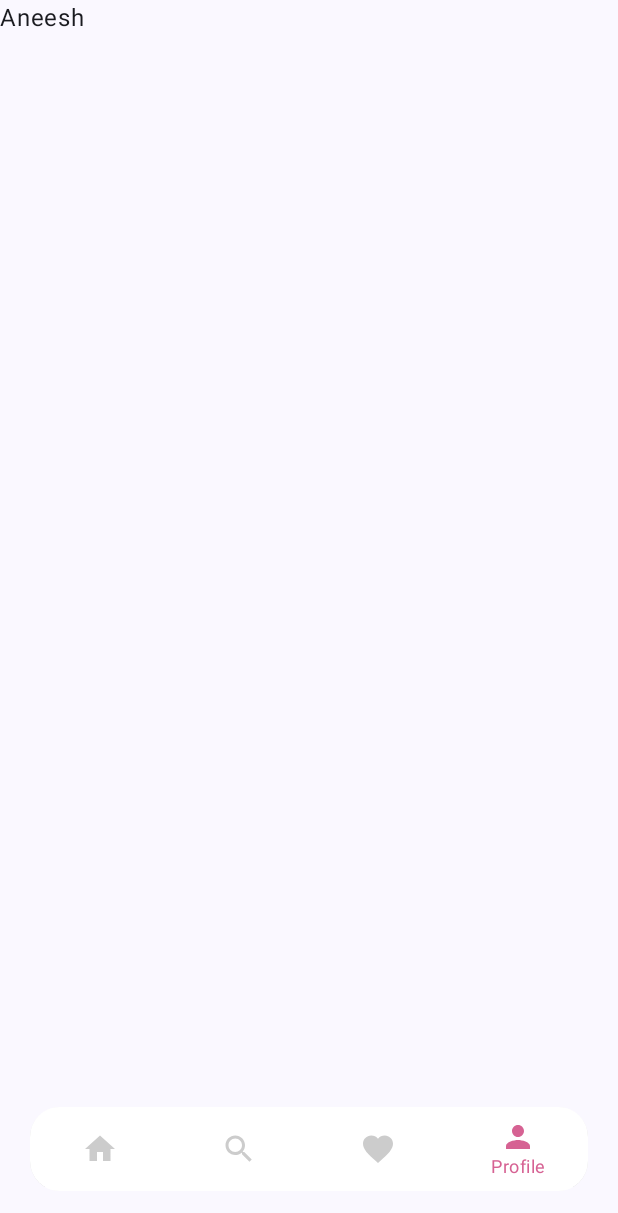
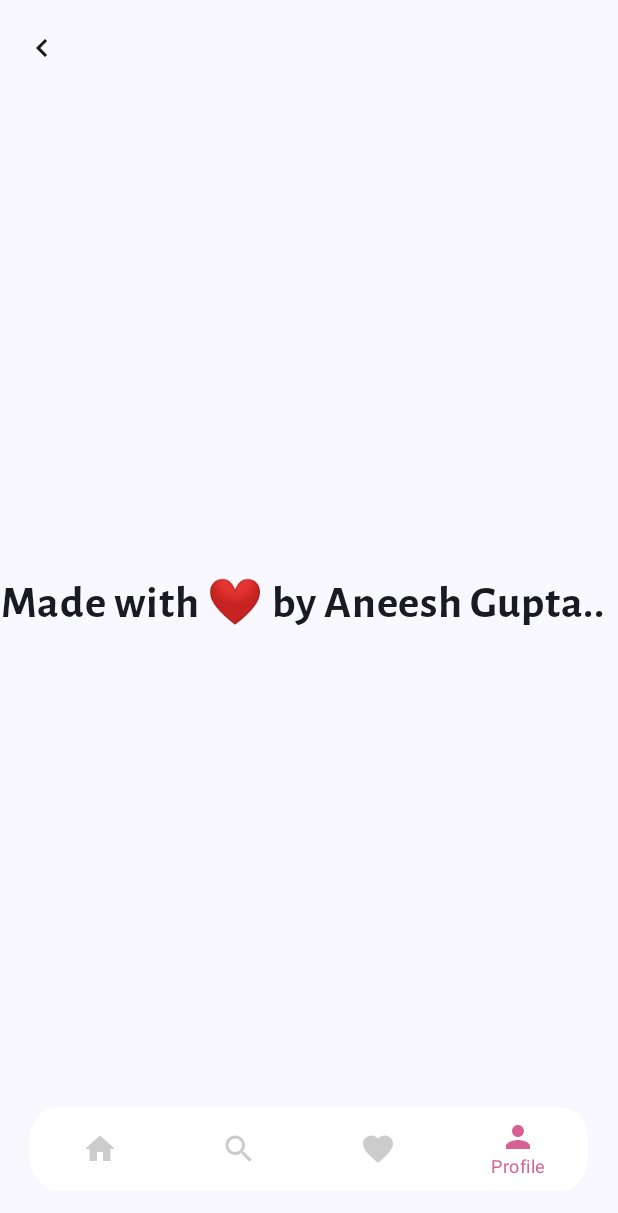
Before and after one commit to aneeshgupta25/JetMausam, an Android app built with Jetpack Compose: the AboutScreen screen opened through its navigation route, on a phone screen of 412 x 824 dp. Before the commit the part shown is almost empty. Shown: the top 1213 px of the screen. Run offline under Robolectric (Android 15) with nearby library versions, the phone set to English and light mode, and no system bars; our stand-ins replace Dagger/Hilt's generated code, Room's generated code.

Commit message:
Exception Handling, About Screen

```diff
--- a/app/src/main/java/com/example/jetmausam/navigation/BottomNavItem.kt
+++ b/app/src/main/java/com/example/jetmausam/navigation/BottomNavItem.kt
@@ -11,6 +11,6 @@ import com.example.jetmausam.navigation.MausamScreens
 enum class BottomNavItem(val icon: ImageVector, val label: String, val route: String) {
     Home(Icons.Default.Home, "Home", route = MausamScreens.MainScreen.name),
     Search(Icons.Default.Search, "Search", route = MausamScreens.SearchScreen.name),
-    Favourites(Icons.Default.Favorite, "Favourites", route = MausamScreens.FavoriteScreen.name),
+    Favourites(Icons.Default.Favorite, "Favs", route = MausamScreens.FavoriteScreen.name),
     Profile(Icons.Default.Person, "Profile", route = MausamScreens.AboutScreen.name)
 }
--- a/app/src/main/java/com/example/jetmausam/navigation/CustomBottomNavigation.kt
+++ b/app/src/main/java/com/example/jetmausam/navigation/CustomBottomNavigation.kt
@@ -44,11 +44,11 @@ fun CustomBottomNavigation(
             val navBackStackEntry by navController.currentBackStackEntryAsState()
             val currentRoute = navBackStackEntry?.destination?.route
             items.forEach { item ->
-                Log.d("Aneesh", "CustomBottomNavigation: ${item.route} ${currentRoute}")
                 BottomNavigationItem(
                     selected = currentRoute == item.route,
                     onClick = {
-                        navController.navigate(item.route) {
+                        if(item.route != currentRoute) {
+                            navController.navigate(item.route) {
 //                            navController.graph.startDestinationRoute?.let { screen_route ->
 //                                popUpTo(screen_route) {
 //                                    saveState = true
@@ -56,6 +56,7 @@ fun CustomBottomNavigation(
 //                            }
 //                            launchSingleTop = true
 //                            restoreState = true
+                            }
                         }
                     },
                     icon = { Icon(imageVector = item.icon, contentDescription = item.label) },
--- a/app/src/main/java/com/example/jetmausam/screens/about/AboutScreen.kt
+++ b/app/src/main/java/com/example/jetmausam/screens/about/AboutScreen.kt
@@ -1,27 +1,52 @@
 package com.example.jetmausam.screens.about
 
 import androidx.activity.compose.BackHandler
+import androidx.compose.foundation.layout.Arrangement
 import androidx.compose.foundation.layout.Box
+import androidx.compose.foundation.layout.Column
+import androidx.compose.foundation.layout.fillMaxHeight
 import androidx.compose.foundation.layout.padding
 import androidx.compose.material3.ExperimentalMaterial3Api
 import androidx.compose.material3.Scaffold
+import androidx.compose.material3.Surface
 import androidx.compose.material3.Text
 import androidx.compose.runtime.Composable
+import androidx.compose.ui.Alignment
 import androidx.compose.ui.Modifier
+import androidx.compose.ui.text.font.FontWeight
+import androidx.compose.ui.text.style.TextAlign
+import androidx.compose.ui.unit.sp
 import androidx.navigation.NavController
 import com.example.jetmausam.navigation.CustomBottomNavigation
 import com.example.jetmausam.navigation.MausamScreens
+import com.example.jetmausam.utils.MyFonts
+import com.example.jetmausam.widgets.CommonAppBar
 
 @OptIn(ExperimentalMaterial3Api::class)
 @Composable
 fun AboutScreen(navController: NavController) {
     Scaffold(
+        topBar = { CommonAppBar(
+            title = "About",
+            navController = navController
+        ) },
         bottomBar = { CustomBottomNavigation(navController = navController) }
     ) {
         Box(
-            modifier = Modifier.padding(it)
+            modifier = Modifier.padding(it),
         ) {
-            Text(text = "Aneesh")
+            Column(
+                modifier = Modifier.fillMaxHeight(),
+                verticalArrangement = Arrangement.Center,
+                horizontalAlignment = Alignment.CenterHorizontally
+            ) {
+                Text(text = "Made with ❤️ by Aneesh Gupta..",
+                    fontFamily = MyFonts.alegreyaSansFamily,
+                    fontSize = 30.sp,
+                    fontWeight = FontWeight.Bold,
+                    textAlign = TextAlign.Center
+                )
+            }
             BackHandler(true) {
                 navController.popBackStack(route = MausamScreens.MainScreen.name, inclusive = false)
             }
--- a/app/src/main/java/com/example/jetmausam/screens/main/MainViewModel.kt
+++ b/app/src/main/java/com/example/jetmausam/screens/main/MainViewModel.kt
@@ -115,10 +115,4 @@ class MainViewModel @Inject constructor(
         _addedToFavs.value = !_addedToFavs.value
     }
 
-    fun setAddedToFavsFalse() {
-
-        Log.d("ANEESH", "setAddedToFavsFalse: ${_addedToFavs.value}")
-        Log.d("ANEESH", "setAddedToFavsFalse: ${_city.value}")
-    }
-
 }
--- a/app/src/main/java/com/example/jetmausam/screens/settings/SettingsViewModel.kt
+++ b/app/src/main/java/com/example/jetmausam/screens/settings/SettingsViewModel.kt
@@ -64,7 +64,6 @@ class SettingsViewModel @Inject constructor(private val mausamDbRepository: Maus
         if((_settingsTextFlag.value == 0 && !_unitInCel.value)
             || (_settingsTextFlag.value == 1 && _unitInCel.value)) {
             _changeInSettings.value = true
-            Log.d("Hello", "saveUpdatedSettings: yahan aya")
             deleteAllUnits()
             insertUnit(Unit(if(_settingsTextFlag.value == 0) "Metric (C)" else "Imperial (F)"))
         } else {
--- a/app/src/main/java/com/example/jetmausam/screens/stats/StatsScreen.kt
+++ b/app/src/main/java/com/example/jetmausam/screens/stats/StatsScreen.kt
@@ -167,7 +167,6 @@ fun StatsScreen(
                             horizontalArrangement = Arrangement.spacedBy(20.dp)
                         ) {
                             items(currentDayMausamData.data!!.list) {
-                                Log.d("Aneesh", "StatsScreen: ${it.dt_txt}")
                                 MausamCard(
                                     modifier = Modifier
                                         .fillMaxHeight()
--- a/app/src/main/java/com/example/jetmausam/widgets/MausamAppBar.kt
+++ b/app/src/main/java/com/example/jetmausam/widgets/MausamAppBar.kt
@@ -55,7 +55,8 @@ fun MausamAppBar(
     mainViewModel: MainViewModel,
     navController: NavController,
     favViewModel: FavViewModel,
-    onFavClick: () -> Pair<String, String>
+    onFavClick: () -> Pair<String, String>,
+    exception: Boolean
 ) {
     if(mainViewModel.dropDownDialogVisibility.value)
         CustomDropDownMenu(viewModel = mainViewModel, navController = navController)
@@ -71,6 +72,7 @@ fun MausamAppBar(
         modifier = Modifier.fillMaxHeight(),
             contentScale = ContentScale.FillHeight)
         Row {
+            if(!exception) {
                 IconButton(onClick = {
                     mainViewModel.toggleAddedToFavs()
                     var pair = onFavClick()
@@ -88,6 +90,7 @@ fun MausamAppBar(
                             tint = if(mainViewModel.addedToFavs.value) Color(0xFF5E4FC1)
                             else Color.White
                             )
+                    }
                 }
             }
             IconButton(onClick = { mainViewModel.toggleDropDownDialog() }) {
--- a/app/src/main/java/com/example/jetmausam/widgets/MausamCard.kt
+++ b/app/src/main/java/com/example/jetmausam/widgets/MausamCard.kt
@@ -204,7 +204,6 @@ fun TextContentIfNotNavigable(
             valueText = tempValue.toInt().toString(),
             unitInCel = unitInCel
         )
-        Log.d("Aneesh", "TextContentIfNotNavigable: ${utcTime}")
         Text(text = if(utcTime < 12) "$utcTime AM" else "${utcTime-12} PM",
             fontFamily = MyFonts.alegreyaSansFamily,
             fontSize = otherTextUnit,
```
Also changed, not shown: app/src/main/java/com/example/jetmausam/screens/main/MainScreen.kt (+41 -5 lines), app/src/main/res/drawable/exception.jpg (added). Lines whose indentation alone changed are shown as unchanged.
